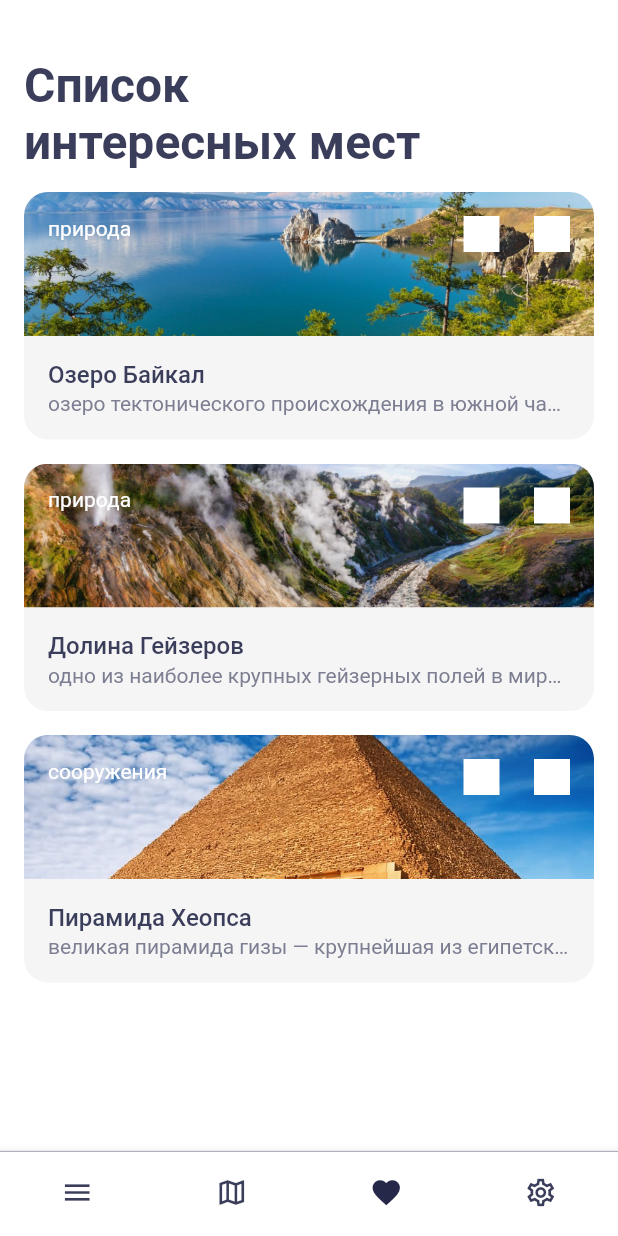
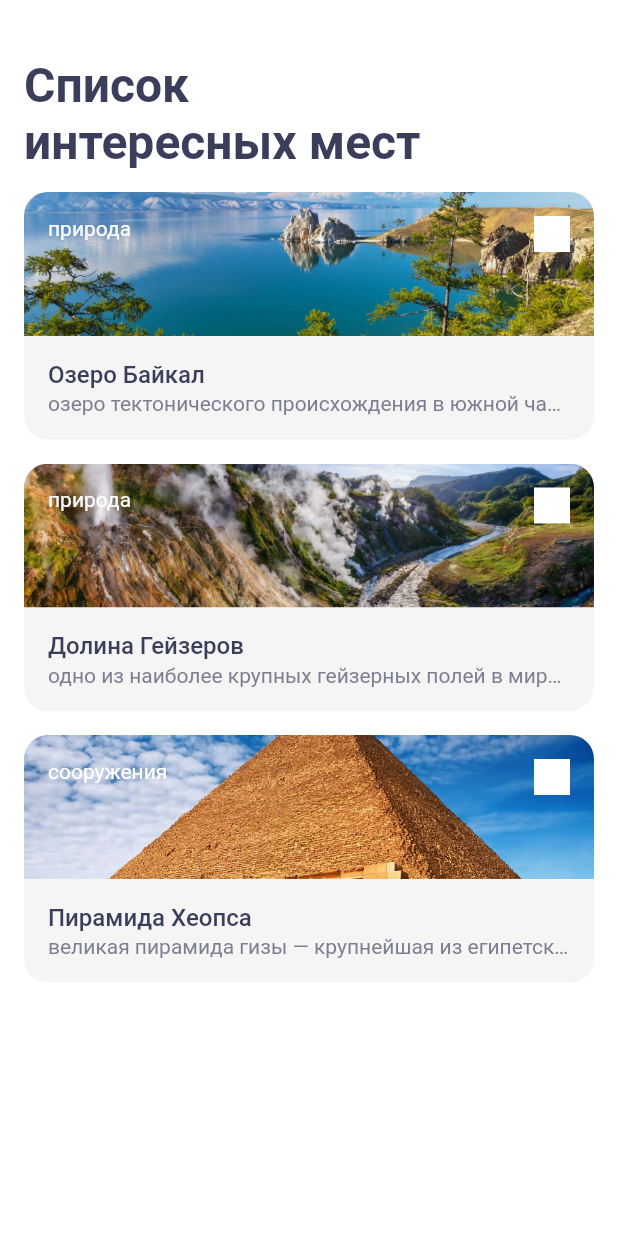
Before and after one commit to evgeniy-khomutinnikov/surf-flutter-course, a Flutter app: the SightListScreen screen opened directly, on a phone screen of 412 x 824 dp. Run offline on Flutter 3.47's test engine with Material 2 defaults, Android fonts, the phone set to English and light mode, and no system bars.

Commit message:
Восстановлено изначальное состояние ветки

```diff
--- a/lib/domain/sight.dart
+++ b/lib/domain/sight.dart
@@ -6,9 +6,6 @@ class Sight {
   String details;
   String type;
   String image;
-  bool visited = false;
-  DateTime? visitedDate;
-  DateTime? plannedDate;
 
   Sight(
     this.name,
@@ -17,9 +14,6 @@ class Sight {
     this.url,
     this.details,
     this.type,
-    this.image, [
-    this.visited = false,
-    this.visitedDate,
-    this.plannedDate,
-  ]);
+    this.image,
+  );
 }
--- a/lib/main.dart
+++ b/lib/main.dart
@@ -1,5 +1,5 @@
 import 'package:flutter/material.dart';
-import 'package:places/ui/screen/visiting_screen.dart';
+import 'package:places/ui/screen/sight_list_screen.dart';
 
 void main() => runApp(App());
 
@@ -15,7 +15,7 @@ class App extends StatelessWidget {
         backgroundColor: Colors.white,
         primarySwatch: Colors.blue,
       ),
-      home: VisitingScreen(),
+      home: SightListScreen(),
     );
   }
 }
--- a/lib/mocks.dart
+++ b/lib/mocks.dart
@@ -9,9 +9,6 @@ final List<Sight> mocks = [
     'Озеро тектонического происхождения в южной части Восточной Сибири, самое глубокое озеро на планете, крупнейший природный резервуар пресной воды и самое большое по площади пресноводное озеро на континенте.',
     'природа',
     'baikal.jpg',
-    false,
-    null,
-    DateTime.now().add(Duration(days: 7)),
   ),
   Sight(
     'Долина Гейзеров',
@@ -21,9 +18,6 @@ final List<Sight> mocks = [
     'Одно из наиболее крупных гейзерных полей в мире. Долина гейзеров расположена на Камчатке в Кроноцком государственном биосферном заповеднике.',
     'природа',
     'geysers_valley.jpg',
-    false,
-    null,
-    DateTime.now().add(Duration(days: 14)),
   ),
   Sight(
     'Пирамида Хеопса',
@@ -33,7 +27,5 @@ final List<Sight> mocks = [
     'Великая пирамида Гизы — крупнейшая из египетских пирамид, памятник архитектурного искусства Древнего Египта; первое и единственное из «Семи чудес света», сохранившееся до наших дней, и самое древнее из них: её возраст оценивается примерно в 4500 лет.',
     'сооружения',
     'cheops_pyramid.jpg',
-    true,
-    DateTime.now().add(Duration(days: -14)),
   ),
 ];
--- a/lib/ui/screen/bottom_menu.dart
+++ /dev/null
@@ -1,43 +0,0 @@
-import 'package:flutter/cupertino.dart';
-import 'package:flutter/material.dart';
-
-class BottomMenu extends StatelessWidget {
-  @override
-  Widget build(BuildContext context) {
-    return Container(
-      decoration: BoxDecoration(
-        border: Border(
-          top: BorderSide(color: Color.fromRGBO(124, 126, 146, 0.56), width: 0.8),
-        ),
-      ),
-      child: BottomNavigationBar(
-        backgroundColor: Colors.white,
-        currentIndex: 2,
-        showSelectedLabels: false,
-        showUnselectedLabels: false,
-        selectedItemColor: Color(0xFF252849),
-        type: BottomNavigationBarType.fixed,
-        unselectedItemColor: Color(0xFF3B3E5B),
-        iconSize: 22,
-        items: const <BottomNavigationBarItem>[
-          BottomNavigationBarItem(
-            icon: Icon(Icons.menu_outlined),
-            label: '',
-          ),
-          BottomNavigationBarItem(
-            icon: Icon(Icons.map_outlined),
-            label: '',
-          ),
-          BottomNavigationBarItem(
-            icon: Icon(Icons.favorite),
-            label: '',
-          ),
-          BottomNavigationBarItem(
-            icon: Icon(Icons.settings_outlined),
-            label: '',
-          ),
-        ],
-      ),
-    );
-  }
-}
--- a/lib/ui/screen/sight_card.dart
+++ b/lib/ui/screen/sight_card.dart
@@ -1,23 +1,11 @@
 import 'package:flutter/material.dart';
 import 'package:places/domain/sight.dart';
-import 'package:intl/intl.dart';
 
 class SightCard extends StatelessWidget {
   Sight _sight;
   static const _borderRadius = Radius.circular(16);
 
   SightCard(this._sight);
-
-  String dateToString(DateTime date) => DateFormat("dd MMM yyyy").format(date);
-
-  Widget createToolButton() {
-    return Container(
-      alignment: Alignment.topRight,
-      color: Colors.white,
-      width: 24,
-      height: 24,
-    );
-  }
 
   @override
   Widget build(BuildContext context) {
@@ -51,9 +39,12 @@ class SightCard extends StatelessWidget {
                         style: TextStyle(fontSize: 14, fontWeight: FontWeight.normal, color: Colors.white),
                       ),
                       Spacer(),
-                      createToolButton(),
-                      SizedBox(width: 23),
-                      createToolButton(),
+                      Container(
+                        alignment: Alignment.topRight,
+                        color: Colors.white,
+                        width: 24,
+                        height: 24,
+                      ),
                     ],
                   ),
                 ),
@@ -75,7 +66,12 @@ class SightCard extends StatelessWidget {
                   style: TextStyle(fontSize: 16, fontWeight: FontWeight.w500, color: Color(0xFF3B3E5B)),
                 ),
                 SizedBox(height: 2),
-                createFooter(),
+                Text(
+                  _sight.details.toLowerCase(),
+                  maxLines: 1,
+                  overflow: TextOverflow.ellipsis,
+                  style: TextStyle(fontSize: 14, fontWeight: FontWeight.w400, color: Color(0xFF7C7E92)),
+                ),
               ],
             ),
           ),
@@ -83,63 +79,4 @@ class SightCard extends StatelessWidget {
       ),
     );
   }
-
-  Widget createFooter() {
-    return Text(
-      _sight.details.toLowerCase(),
-      maxLines: 1,
-      overflow: TextOverflow.ellipsis,
-      style: TextStyle(fontSize: 14, fontWeight: FontWeight.w400, color: Color(0xFF7C7E92)),
-    );
-  }
 }
-
-class PlannedSightCard extends SightCard {
-  PlannedSightCard(Sight sight) : super(sight);
-
-  @override
-  Widget createFooter() {
-    return Container(
-      width: double.infinity,
-      child: Column(
-        crossAxisAlignment: CrossAxisAlignment.start,
-        children: [
-          Text(
-            'Запланировано на ${dateToString(_sight.plannedDate!)}',
-            style: TextStyle(fontSize: 14, height: 1.29, color: Color(0xFF4CAF50)),
-          ),
-          SizedBox(height: 12),
-          Text(
-            'доступно для посещения',
-            style: TextStyle(fontSize: 14, color: Color(0xFF7C7E92)),
-          ),
-        ],
-      ),
-    );
-  }
-}
-
-class VisitedSightCard extends SightCard {
-  VisitedSightCard(Sight sight) : super(sight);
-
-  @override
-  Widget createFooter() {
-    return Container(
-      width: double.infinity,
-      child: Column(
-        crossAxisAlignment: CrossAxisAlignment.start,
-        children: [
-          Text(
-            'Цель достигнута ${dateToString(_sight.visitedDate!)}',
-            style: TextStyle(fontSize: 14, color: Color(0xFF7C7E92)),
-          ),
-          SizedBox(height: 12),
-          Text(
-            'доступно для посещения',
-            style: TextStyle(fontSize: 14, color: Color(0xFF7C7E92)),
-          ),
-        ],
-      ),
-    );
-  }
-}
--- a/lib/ui/screen/sight_list_screen.dart
+++ b/lib/ui/screen/sight_list_screen.dart
@@ -1,8 +1,6 @@
 import 'package:flutter/material.dart';
 import 'package:places/mocks.dart';
 import 'package:places/ui/screen/sight_card.dart';
-
-import 'bottom_menu.dart';
 
 class SightListScreen extends StatefulWidget {
   @override
@@ -37,7 +35,6 @@ class SightListScreenState extends State<SightListScreen> {
           ),
         ),
       ),
-      bottomNavigationBar: BottomMenu(),
     );
   }
 }
--- a/pubspec.yaml
+++ b/pubspec.yaml
@@ -15,8 +15,6 @@ dependencies:
     sdk: flutter
 
   flutter_svg: ^0.21.0+1
-
-  intl: ^0.17.0
 
 dev_dependencies:
   flutter_test:
```
Also changed, not shown: lib/ui/screen/colored_tab_bar.dart (deleted, +0 -53 lines), lib/ui/screen/visiting_screen.dart (deleted, +0 -62 lines).
